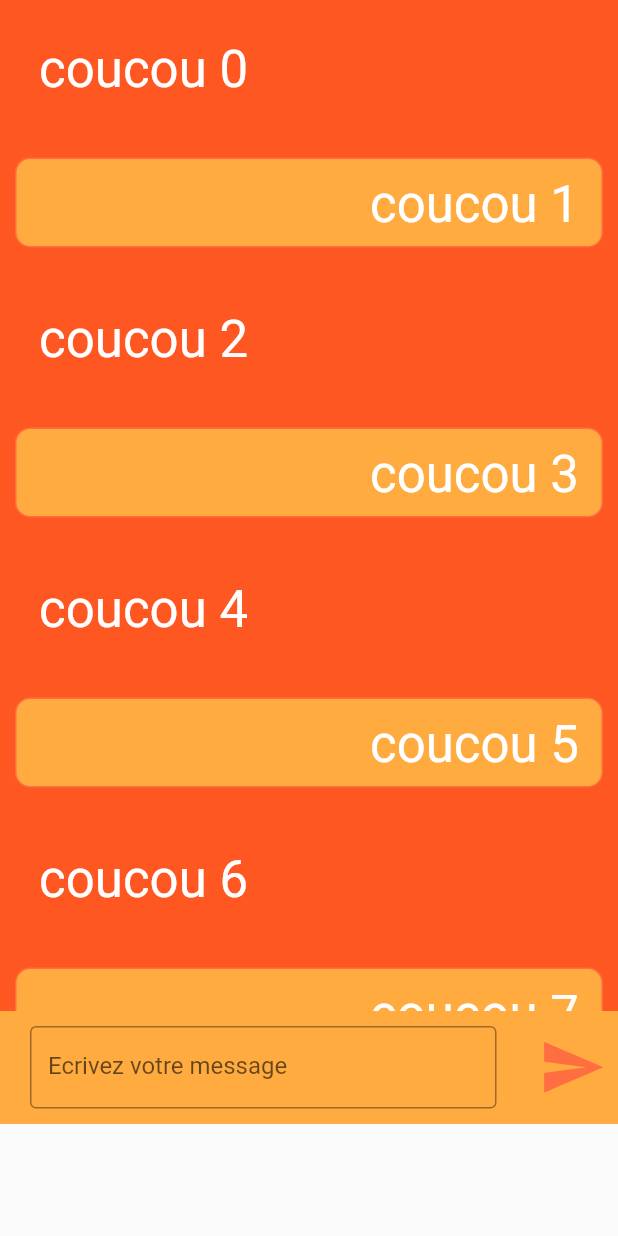
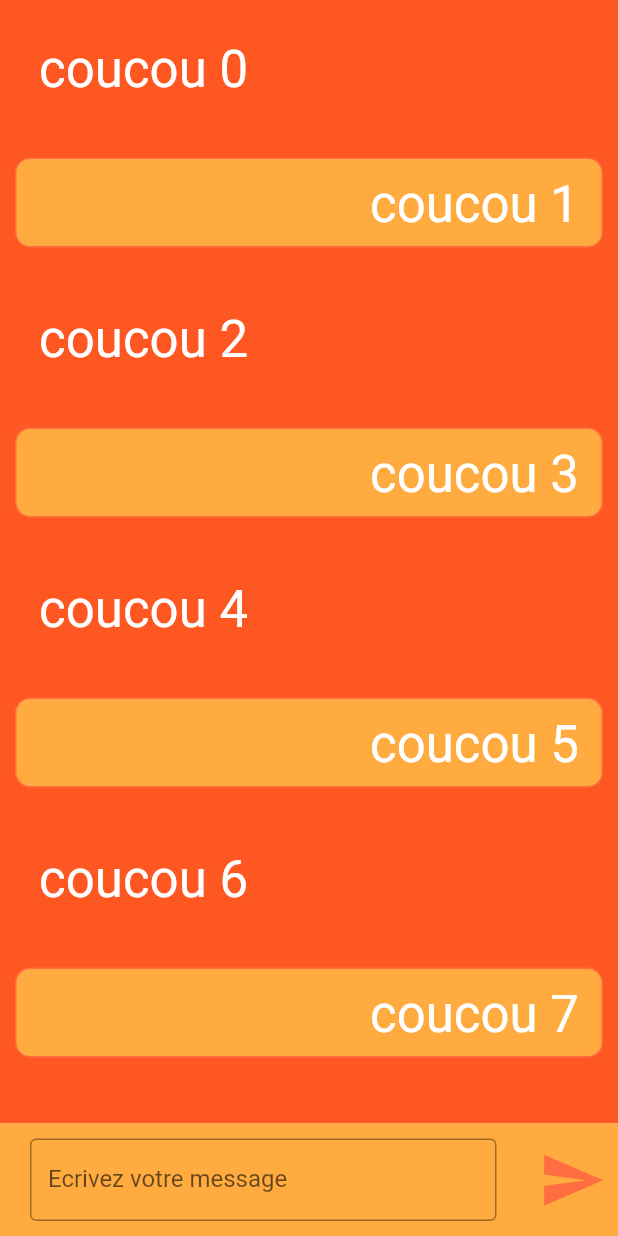
Before and after one commit to theopenconversationkit/tock-flutter-kit, a Flutter app: the screen it shows after launch, on a phone screen of 412 x 824 dp. Run offline on Flutter 3.47's test engine with Material 2 defaults, Android fonts, the phone set to English and light mode, and no system bars.

Commit message:
fix display

```diff
--- a/example/lib/main.dart
+++ b/example/lib/main.dart
@@ -21,12 +21,31 @@ class _MyAppState extends State<MyApp> {
   @override
   Widget build(BuildContext context) {
     return MaterialApp(
-        home: Scaffold(
+      home: TockChat(),
+    );
+  }
+}
+
+class TockChat extends StatefulWidget {
+  @override
+  _TockChatState createState() => _TockChatState();
+}
+
+class _TockChatState extends State<TockChat> {
+  @override
+  void initState() {
+    super.initState();
+  }
+
+  @override
+  Widget build(BuildContext context) {
+    return Scaffold(
       body: Container(
+        height: MediaQuery.of(context).size.height,
         child: Stack(
           children: <Widget>[
             Container(
-            height: ChatTextField.displayHeight(context) - ChatTextField.height,
+              height: MediaQuery.of(context).size.height - ChatTextField.height,
               color: Colors.deepOrange,
               child: ListView.builder(
                 itemBuilder: (_, index) => Bubble(
@@ -53,6 +72,7 @@ class _MyAppState extends State<MyApp> {
             )
           ],
         ),
-    )));
+      ),
+    );
   }
 }
--- a/lib/components/text_field.dart
+++ b/lib/components/text_field.dart
@@ -5,18 +5,18 @@ class ChatTextField extends StatelessWidget {
   final String placeHolderText;
   final Color backgroundColor;
   final Color deeperColor;
-  static double get height => 75;
+  static final double height = 75;
 
   const ChatTextField(
       {Key key, this.placeHolderText, this.backgroundColor, this.deeperColor});
 
   @override
   Widget build(BuildContext context) {
-    Color deepColor = (this.deeperColor == null) ? Colors.black : this.deeperColor;
+    Color deepColor = this.deeperColor ?? Colors.black;
     return Container(
       height: height,
       decoration: BoxDecoration(
-        color: backgroundColor == null ? Colors.grey : backgroundColor,
+        color: backgroundColor ?? Colors.grey,
       ),
       child: Row(
         children: <Widget>[
@@ -29,8 +29,8 @@ class ChatTextField extends StatelessWidget {
                     cursorColor: deepColor,
                     decoration: InputDecoration(
                         focusedBorder: OutlineInputBorder(
-                            borderSide: BorderSide(
-                                color: deepColor, width: 0.5)),
+                            borderSide:
+                                BorderSide(color: deepColor, width: 0.5)),
                         border: OutlineInputBorder(),
                         hintText: this.placeHolderText),
                   ))),
@@ -44,14 +44,4 @@ class ChatTextField extends StatelessWidget {
       ),
     );
   }
-
-  static Size displaySize(BuildContext context) {
-    debugPrint('Size = ' + MediaQuery.of(context).size.toString());
-    return MediaQuery.of(context).size;
-  }
-
-  static double displayHeight(BuildContext context) {
-    debugPrint('Height = ' + displaySize(context).height.toString());
-    return displaySize(context).height;
-  }
 }
```
Also changed, not shown: 2 other files. Lines whose indentation alone changed are shown as unchanged.
